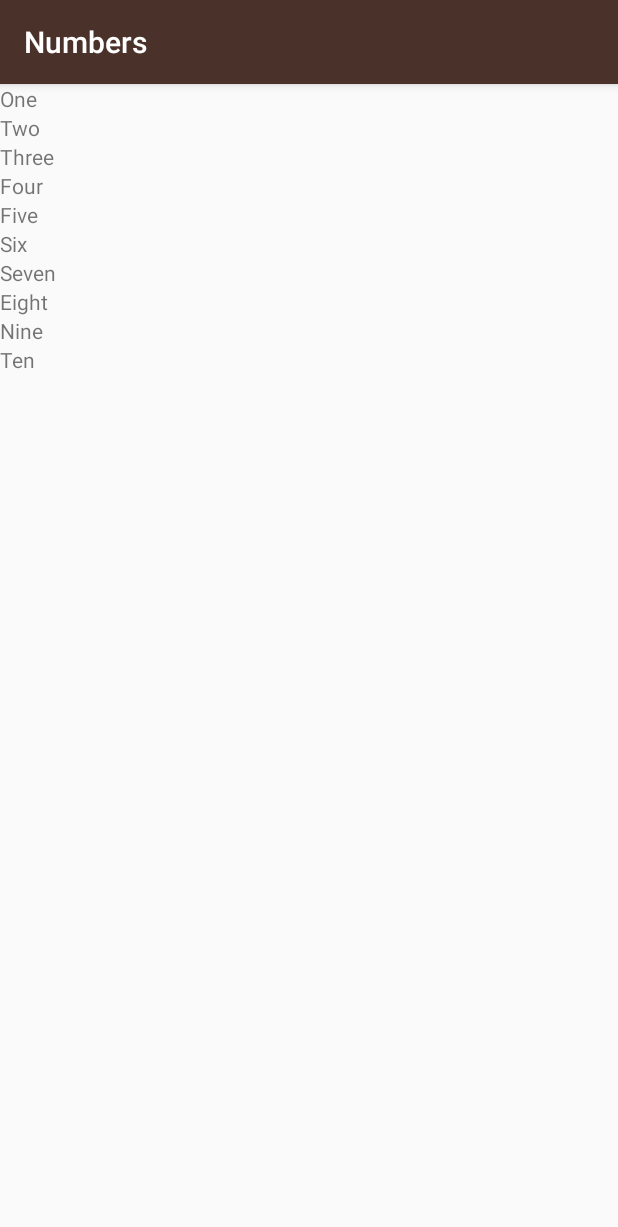
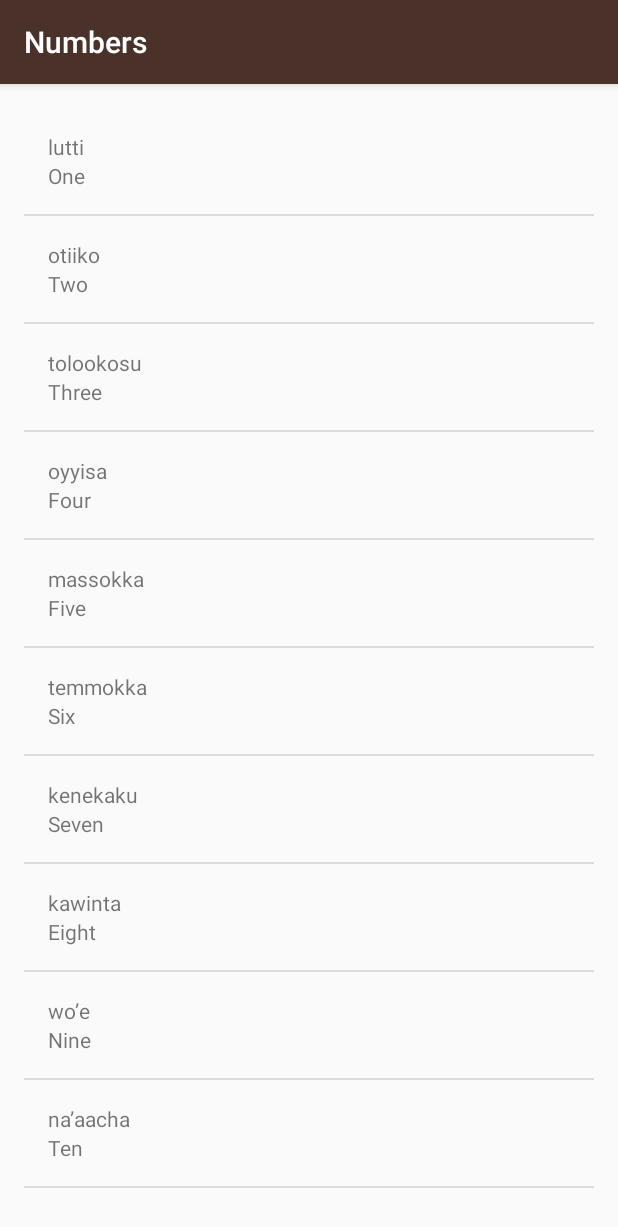
Before and after one commit to abomagdi/UDA_Android_MultiScreenInputs, an Android app: the NumbersActivity screen opened directly, with no data from a screen before it, on a phone screen of 412 x 824 dp. Shown: the top 1227 px of the screen. Run offline under Robolectric (Android 15) with nearby library versions, the phone set to English and light mode, and no system bars.

```diff
--- a/app/src/main/java/com/example/android/miwok/NumbersActivity.java
+++ b/app/src/main/java/com/example/android/miwok/NumbersActivity.java
@@ -2,12 +2,7 @@ package com.example.android.miwok;
 
 import android.support.v7.app.AppCompatActivity;
 import android.os.Bundle;
-import android.view.View;
-import android.widget.LinearLayout;
-import android.widget.TextView;
-import android.widget.Toast;
-
-import org.w3c.dom.Text;
+import android.widget.ListView;
 
 import java.util.ArrayList;
 
@@ -16,28 +11,32 @@ public class NumbersActivity extends AppCompatActivity {
     @Override
     protected void onCreate(Bundle savedInstanceState) {
         super.onCreate(savedInstanceState);
-        setContentView(R.layout.activity_numbers);
+        setContentView(R.layout.word_list);
         int count = 0;
-        ArrayList<String> words = new ArrayList<String>();
-        words.add("One");
-        words.add("Two");
-        words.add("Three");
-        words.add("Four");
-        words.add("Five");
-        words.add("Six");
-        words.add("Seven");
-        words.add("Eight");
-        words.add("Nine");
-        words.add("Ten");
+        ArrayList<Word> words = new ArrayList<Word>();
+        words.add(new Word("One","lutti"));
+        words.add(new Word("Two","otiiko"));
+        words.add(new Word("Three","tolookosu"));
+        words.add(new Word("Four","oyyisa"));
+        words.add(new Word("Five","massokka"));
+        words.add(new Word("Six","temmokka"));
+        words.add(new Word("Seven","kenekaku"));
+        words.add(new Word("Eight","kawinta"));
+        words.add(new Word("Nine","wo’e"));
+        words.add(new Word("Ten","na’aacha"));
 
-        LinearLayout rootView = (LinearLayout) findViewById(R.id.rootView);
+        WordAdaptor itemsAdapter = new WordAdaptor(this, words);
+        ListView listView = (ListView) findViewById(R.id.list);
+        listView.setAdapter(itemsAdapter);
 
-        while(count < words.size()) {
-            TextView wordView = new TextView(this);
-            wordView.setText(words.get(count));
-            rootView.addView(wordView);
-            count += 1;
-        }
+//        LinearLayout rootView = (LinearLayout) findViewById(R.id.rootView);
+//
+//        while(count < words.size()) {
+//            TextView wordView = new TextView(this);
+//            wordView.setText(words.get(count));
+//            rootView.addView(wordView);
+//            count += 1;
+//        }
 
     }
 }
--- /dev/null
+++ b/app/src/main/java/com/example/android/miwok/Word.java
@@ -0,0 +1,23 @@
+package com.example.android.miwok;
+
+public class Word {
+
+    private String mDefaultTranslation;
+
+    private String mMiwokTranslation;
+
+    public Word(String defualtTranslation, String MiwokTranslation){
+        mDefaultTranslation = defualtTranslation;
+        mMiwokTranslation = MiwokTranslation;
+    }
+
+    public String getDefaultTranslation(){
+        return mDefaultTranslation;
+    }
+
+    public String getMiwokTranslation(){
+        return mMiwokTranslation;
+    }
+
+
+}
--- /dev/null
+++ b/app/src/main/java/com/example/android/miwok/WordAdaptor.java
@@ -0,0 +1,36 @@
+package com.example.android.miwok;
+
+import android.app.Activity;
+import android.support.annotation.NonNull;
+import android.support.annotation.Nullable;
+import android.view.LayoutInflater;
+import android.view.View;
+import android.view.ViewGroup;
+import android.widget.ArrayAdapter;
+import android.widget.TextView;
+
+import java.util.ArrayList;
+
+public class WordAdaptor extends ArrayAdapter<Word> {
+
+    public WordAdaptor(Activity context, ArrayList<Word> words){
+        super(context,0,words);
+    }
+
+    @NonNull
+    @Override
+    public View getView(int position, @Nullable View convertView, @NonNull ViewGroup parent) {
+        View listItemView = convertView;
+        if(listItemView == null) {
+            listItemView = LayoutInflater.from(getContext()).inflate(
+                    R.layout.list_item, parent, false);
+        }
+        Word currentWord = getItem(position);
+        TextView nameTextView = (TextView) listItemView.findViewById(R.id.miwok_text_view);
+        nameTextView.setText(currentWord.getMiwokTranslation());
+        TextView nameTextView2 = (TextView) listItemView.findViewById(R.id.default_text_view);
+        nameTextView2.setText(currentWord.getDefaultTranslation());
+
+        return listItemView;
+    }
+}
--- a/app/src/main/res/layout/activity_numbers.xml
+++ /dev/null
@@ -1,11 +0,0 @@
-<?xml version="1.0" encoding="utf-8"?>
-<LinearLayout xmlns:android="http://schemas.android.com/apk/res/android"
-    xmlns:app="http://schemas.android.com/apk/res-auto"
-    xmlns:tools="http://schemas.android.com/tools"
-    android:layout_width="match_parent"
-    android:layout_height="match_parent"
-    android:id="@+id/rootView"
-    tools:context=".NumbersActivity"
-    android:orientation="vertical">
-
-</LinearLayout>
--- /dev/null
+++ b/app/src/main/res/layout/list_item.xml
@@ -0,0 +1,19 @@
+<?xml version="1.0" encoding="utf-8"?>
+<LinearLayout xmlns:android="http://schemas.android.com/apk/res/android"
+    xmlns:tools="http://schemas.android.com/tools"
+    android:orientation="vertical" android:layout_width="match_parent"
+    android:layout_height="match_parent"
+    android:padding="16dp">
+
+    <TextView
+        android:id="@+id/miwok_text_view"
+        android:layout_width="match_parent"
+        android:layout_height="wrap_content"
+        tools:text="lutti"/>
+    <TextView
+        android:id="@+id/default_text_view"
+        android:layout_width="match_parent"
+        android:layout_height="wrap_content"
+        tools:text="one"/>
+
+</LinearLayout>
--- /dev/null
+++ b/app/src/main/res/layout/word_list.xml
@@ -0,0 +1,13 @@
+<?xml version="1.0" encoding="utf-8"?>
+
+<ListView xmlns:android="http://schemas.android.com/apk/res/android"
+    xmlns:tools="http://schemas.android.com/tools"
+    android:id="@+id/list"
+    android:layout_width="match_parent"
+    android:layout_height="match_parent"
+    android:orientation="vertical"
+    android:paddingLeft="@dimen/activity_horizontal_margin"
+    android:paddingTop="@dimen/activity_vertical_margin"
+    android:paddingRight="@dimen/activity_horizontal_margin"
+    android:paddingBottom="@dimen/activity_vertical_margin"
+    tools:context="com.example.android.miwok.NumbersActivity" />
```
Also changed, not shown: app/src/main/java/com/example/android/miwok/ColorsActivity.java (+28 -1 lines), app/src/main/java/com/example/android/miwok/FamilyMembersActivity.java (+30 -1 lines), app/src/main/java/com/example/android/miwok/PhrasesActivity.java (+30 -1 lines), app/src/main/res/layout/activity_colors.xml (deleted, +0 -9 lines), app/src/main/res/layout/activity_family_members.xml (deleted, +0 -9 lines), app/src/main/res/layout/activity_phrases.xml (deleted, +0 -9 lines).
